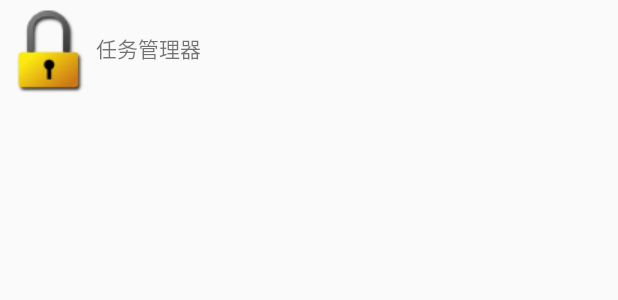
After one commit to michaeltencheck/BlackHorse, an Android app: the layout actionbar_title.xml on its own in the app's theme, with its tools: preview values and no code run, on a phone screen of 412 x 824 dp. The commit adds this screen. Shown: the top 300 px of the screen. Run offline under Robolectric (Android 15) with nearby library versions, the phone set to English and light mode, and no system bars.

Commit message:
create task activity and bind button for it
create task activity and bind button for it

```diff
--- a/app/src/main/AndroidManifest.xml
+++ b/app/src/main/AndroidManifest.xml
@@ -173,6 +173,11 @@
                 <action android:name="android.intent.action.BOOT_COMPLETED" />
             </intent-filter>
         </receiver>
+
+        <activity
+            android:name=".activity.TasksManager"
+            android:label="@string/title_activity_tasks_manager" >
+        </activity>
     </application>
 
 </manifest>
--- /dev/null
+++ b/app/src/main/res/layout/actionbar_title.xml
@@ -0,0 +1,26 @@
+<?xml version="1.0" encoding="utf-8"?>
+<LinearLayout xmlns:android="http://schemas.android.com/apk/res/android"
+    android:orientation="horizontal" android:layout_width="match_parent"
+    android:layout_height="match_parent">
+
+
+    <LinearLayout
+        android:gravity="center_vertical"
+        android:layout_width="match_parent"
+        android:layout_height="wrap_content">
+
+        <ImageView
+            android:id="@+id/iv_at_icon"
+            android:src="@drawable/lock"
+            android:layout_width="wrap_content"
+            android:layout_height="wrap_content" />
+
+        <TextView
+            android:text="任务管理器"
+            android:layout_width="wrap_content"
+            android:layout_height="wrap_content" />
+
+    </LinearLayout>
+
+
+</LinearLayout>
--- a/app/src/main/res/values/strings.xml
+++ b/app/src/main/res/values/strings.xml
@@ -21,4 +21,5 @@
     <string name="title_activity_setting_center">SettingCenterActivity</string>
     <string name="app_locker">程序锁</string>
     <string name="cb_applocker_close">关闭</string>
+    <string name="title_activity_tasks_manager">任务管理器</string>
 </resources>
```
Also changed, not shown: app/src/main/java/com/example/test/mobilesafe/activity/MainActivity.java (+5 -1 lines), app/src/main/java/com/example/test/mobilesafe/activity/TasksManager.java (added, +41 -0 lines), app/src/main/res/layout/activity_tasks_manager.xml (added, +12 -0 lines), app/src/main/res/menu/menu_tasks_manager.xml (added, +7 -0 lines).
